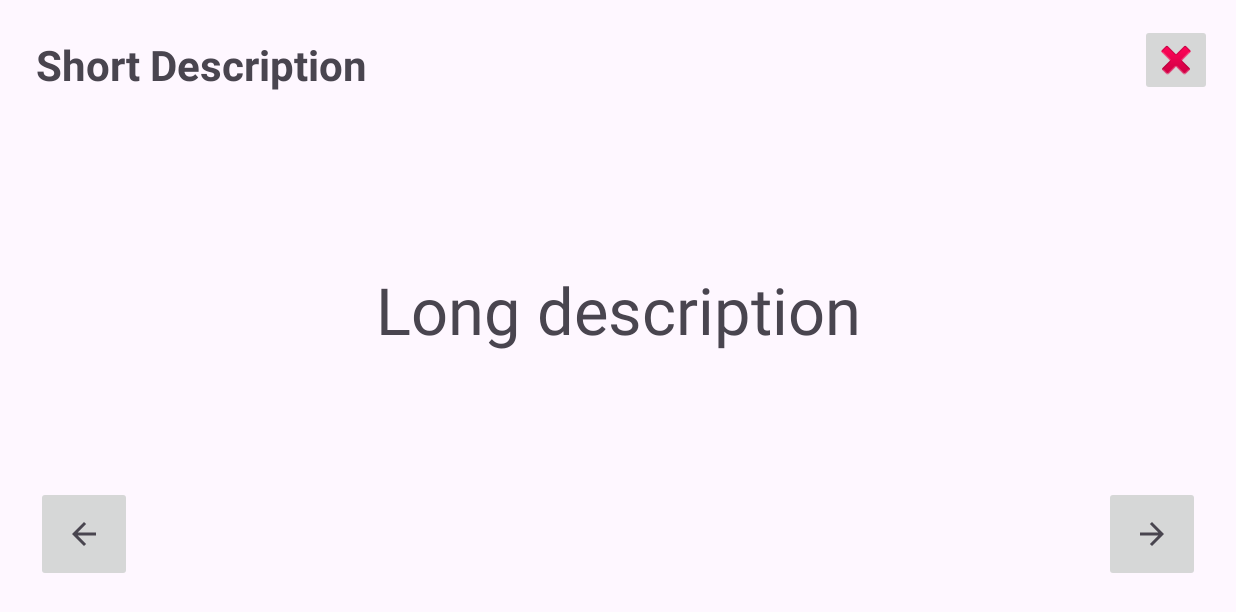
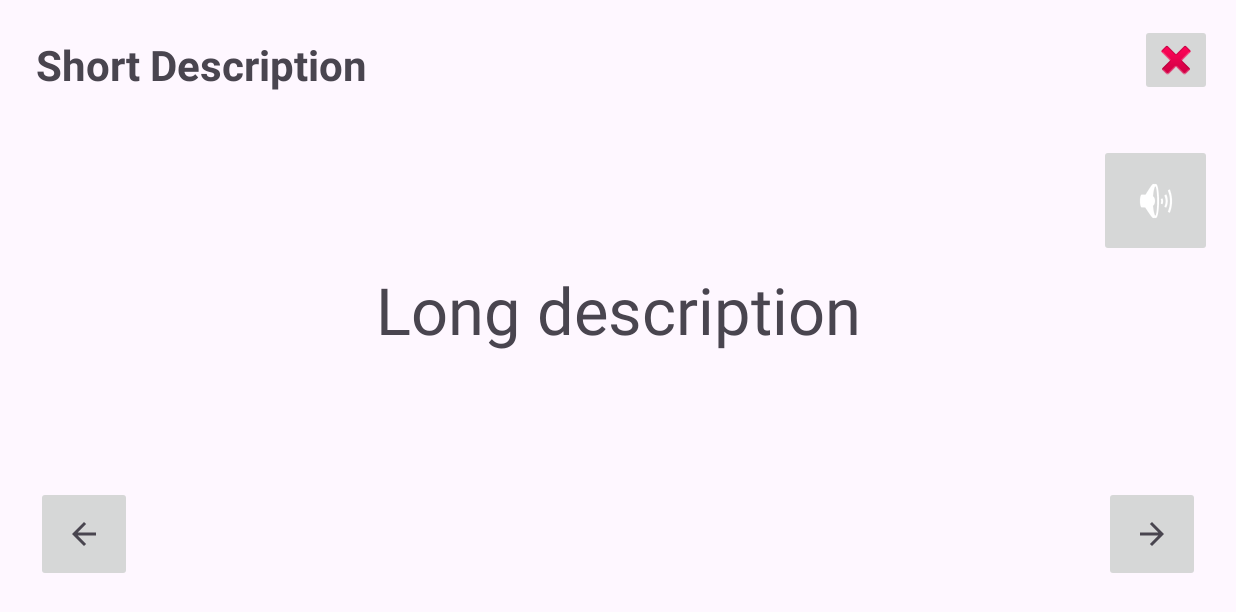
Before and after one commit to MScreever/RepairProtocol, an Android app: the WindowText screen opened directly, with no data from a screen before it, on a phone screen of 824 x 412 dp (held sideways). Shown: the top 612 px of the screen. Run offline under Robolectric (Android 15) with nearby library versions, the phone set to English and light mode, and no system bars; 2 statements that could not run were skipped.

Commit message:
Fix: TextToSpeech

```diff
--- a/app/src/main/java/com/saxion/repairprotocol/WindowText.java
+++ b/app/src/main/java/com/saxion/repairprotocol/WindowText.java
@@ -1,11 +1,14 @@
 package com.saxion.repairprotocol;
 
+import static com.saxion.repairprotocol.MainActivity.textToSpeech;
 import static com.saxion.repairprotocol.ScreenDecision.Screen.firstStep;
 import static com.saxion.repairprotocol.ScreenDecision.Screen.stepData;
 
 import androidx.appcompat.app.AppCompatActivity;
 
 import android.os.Bundle;
+import android.speech.tts.TextToSpeech;
+import android.view.View;
 import android.widget.ImageButton;
 import android.widget.TextView;
 
@@ -30,6 +33,7 @@ public class WindowText extends AppCompatActivity
         ImageButton btnNextStep = findViewById(R.id.TEXT_nextStep);
         ImageButton btnPrevStep = findViewById(R.id.TEXT_prevStep);
         ImageButton btnHome = findViewById(R.id.TEXT_home);
+        ImageButton btnTxt2Speech = findViewById(R.id.TEXT_txt2speech);
 
         // Set attributes
         txtShortDescription.setText(Objects.toString(stepData[1], ""));
@@ -40,6 +44,14 @@ public class WindowText extends AppCompatActivity
         btnNextStep.setOnClickListener(e -> Screen.openNext(WindowText.this));
         btnPrevStep.setOnClickListener(e -> Screen.openPrevious(WindowText.this));
         btnHome.setOnClickListener(e -> Dialogs.showQuitDialog(WindowText.this));
+        btnTxt2Speech.setOnClickListener(new View.OnClickListener()
+        {
+            @Override
+            public void onClick(View v)
+            {
+                textToSpeech.speak(txtLongDescription.getText().toString(), TextToSpeech.QUEUE_FLUSH, null, null);
+            }
+        });
     }
 
     @Override
--- a/app/src/main/res/layout/activity_window_text.xml
+++ b/app/src/main/res/layout/activity_window_text.xml
@@ -65,4 +65,14 @@
         app:layout_constraintEnd_toEndOf="parent"
         app:layout_constraintTop_toTopOf="parent"
         app:srcCompat="@android:drawable/ic_delete" />
+
+    <ImageButton
+        android:id="@+id/TEXT_txt2speech"
+        android:layout_width="75dp"
+        android:layout_height="75dp"
+        android:layout_marginTop="32dp"
+        android:layout_marginEnd="16dp"
+        app:layout_constraintEnd_toEndOf="parent"
+        app:layout_constraintTop_toBottomOf="@+id/TEXT_home"
+        app:srcCompat="@android:drawable/ic_lock_silent_mode_off" />
 </androidx.constraintlayout.widget.ConstraintLayout>
```
Also changed, not shown: app/src/main/java/com/saxion/repairprotocol/MainActivity.java (+23 -0 lines), app/src/main/res/navigation/nav_graph.xml (added, +28 -0 lines).
